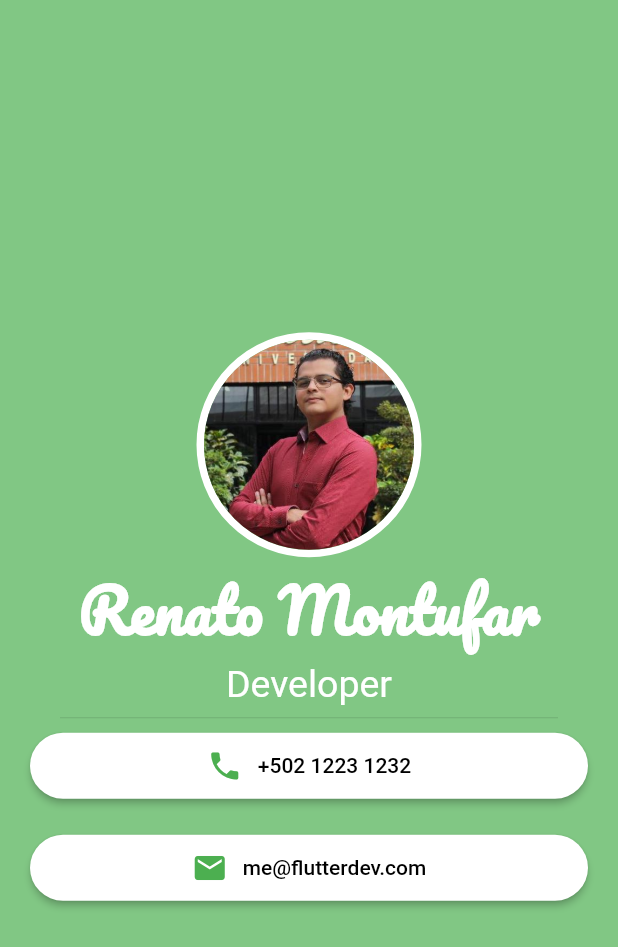
After one commit to deus-magna/componentes, a Flutter app: the ContactMeScreen screen opened by its route, on a phone screen of 412 x 824 dp. The commit adds this screen. Shown: the top 947 px of the screen. Run offline on Flutter 3.47's test engine with Material 2 defaults, Android fonts, the phone set to English and light mode, and no system bars; our stand-ins replace google_fonts.

Commit message:
Agrega la pantalla para contacto

```diff
--- a/data/menu_opts.json
+++ b/data/menu_opts.json
@@ -38,6 +38,10 @@
             "ruta": "gradient",
             "icon": "list",
             "texto": "Gradientes"
+        }, {
+            "ruta": "me",
+            "icon": "contact",
+            "texto": "Contact Me"
         }
     ]
 }
--- a/lib/main.dart
+++ b/lib/main.dart
@@ -3,6 +3,7 @@ import 'package:componentes/src/screens/alert_screen.dart';
 import 'package:flutter/material.dart';
 
 import 'package:flutter_localizations/flutter_localizations.dart';
+import 'package:google_fonts/google_fonts.dart';
 //import 'package:flutter_cupertino_localizations/flutter_cupertino_localizations.dart' as cupertino;
 
 void main() => runApp(MyApp());
@@ -13,17 +14,23 @@ class MyApp extends StatelessWidget {
     return MaterialApp(
       title: 'Componentes App',
       debugShowCheckedModeBanner: false,
+      theme: ThemeData.light().copyWith(
+          textTheme: TextTheme(
+        headline1: GoogleFonts.pacifico(
+            color: Colors.white, fontSize: 40, fontWeight: FontWeight.bold),
+      )),
       localizationsDelegates: [
-   // ... app-specific localization delegate[s] here
-      GlobalMaterialLocalizations.delegate,
-      GlobalWidgetsLocalizations.delegate,
-      GlobalCupertinoLocalizations.delegate,
+        // ... app-specific localization delegate[s] here
+        GlobalMaterialLocalizations.delegate,
+        GlobalWidgetsLocalizations.delegate,
+        GlobalCupertinoLocalizations.delegate,
       ],
       supportedLocales: [
         const Locale('en'), // English
         const Locale('es', 'ES'), // Hebrew
-        const Locale.fromSubtags(languageCode: 'zh'), // Chinese *See Advanced Locales below*
-    // ... other locales the app supports
+        const Locale.fromSubtags(
+            languageCode: 'zh'), // Chinese *See Advanced Locales below*
+        // ... other locales the app supports
       ],
       //home: HomeScreen()
       initialRoute: '/',
--- /dev/null
+++ b/lib/src/framework/styles.dart
@@ -0,0 +1,7 @@
+import 'package:flutter/material.dart';
+import 'package:google_fonts/google_fonts.dart';
+
+var headline = GoogleFonts.pacifico(
+    color: Colors.white, fontSize: 40, fontWeight: FontWeight.bold);
+
+const headline2 = TextStyle(color: Colors.white, fontSize: 25);
--- a/lib/src/routes/routes.dart
+++ b/lib/src/routes/routes.dart
@@ -2,6 +2,7 @@ import 'package:componentes/src/screens/alert_screen.dart';
 import 'package:componentes/src/screens/animated_container.dart';
 import 'package:componentes/src/screens/avatar_screen.dart';
 import 'package:componentes/src/screens/card_screen.dart';
+import 'package:componentes/src/screens/contact_me_screen.dart';
 import 'package:componentes/src/screens/gradient_screen.dart';
 import 'package:componentes/src/screens/home_screen.dart';
 import 'package:componentes/src/screens/input_screen.dart';
@@ -21,5 +22,6 @@ Map<String, WidgetBuilder> getApplicationRoutes() {
     'slider': (BuildContext context) => SlideScreen(),
     'list': (BuildContext context) => ListScreen(),
     'gradient': (BuildContext context) => GradientScreen(),
+    'me': (BuildContext context) => ContactMeScreen(),
   };
 }
--- /dev/null
+++ b/lib/src/screens/contact_me_screen.dart
@@ -0,0 +1,30 @@
+import 'package:componentes/src/framework/styles.dart';
+import 'package:componentes/src/widgets/circle_image.dart';
+import 'package:componentes/src/widgets/primary_button.dart';
+import 'package:flutter/material.dart';
+
+class ContactMeScreen extends StatelessWidget {
+  @override
+  Widget build(BuildContext context) {
+    return Scaffold(
+      backgroundColor: Colors.green[300],
+      body: Padding(
+        padding: const EdgeInsets.symmetric(horizontal: 20),
+        child: Column(
+          mainAxisAlignment: MainAxisAlignment.center,
+          crossAxisAlignment: CrossAxisAlignment.center,
+          children: [
+            CircleImage(path: 'assets/renato.jpeg'),
+            Text('Renato Montufar',
+                textAlign: TextAlign.center, style: headline),
+            Text('Developer', textAlign: TextAlign.center, style: headline2),
+            Divider(indent: 20, endIndent: 20),
+            PrimaryButton(icon: Icons.phone, text: '+502 1223 1232'),
+            SizedBox(height: 20),
+            PrimaryButton(icon: Icons.email, text: 'me@flutterdev.com'),
+          ],
+        ),
+      ),
+    );
+  }
+}
--- a/lib/src/screens/gradient_screen.dart
+++ b/lib/src/screens/gradient_screen.dart
@@ -25,6 +25,19 @@ class _GradientScreenState extends State<GradientScreen> {
 
   @override
   Widget build(BuildContext context) {
+    List<int> _numeros = List(6);
+    _numeros[0] = 1;
+    _numeros[1] = 2;
+    _numeros[2] = 3;
+    _numeros[3] = 4;
+    _numeros[4] = 5;
+
+    // int _valor = 1;
+    // if (_numeros.contains(_valor)) {
+    //   _numeros.remove(_valor);
+
+    // }
+
     final size = MediaQuery.of(context).size;
     final stops = colors.map((gradientColor) => gradientColor.stop).toList();
     final colorsList =
--- a/lib/src/utils/icono_string_util.dart
+++ b/lib/src/utils/icono_string_util.dart
@@ -1,22 +1,19 @@
 import 'package:flutter/material.dart';
 
 final _icons = <String, IconData>{
-
-  'add_alert'     : Icons.add_alert,
-  'accessibility' : Icons.accessibility,
-  'folder_open'   : Icons.folder_open,
-  'donut_large'   : Icons.donut_large,
-  'input'         : Icons.input,
-  'tune'          : Icons.tune,
-  'list'          : Icons.list,
-
+  'add_alert': Icons.add_alert,
+  'accessibility': Icons.accessibility,
+  'folder_open': Icons.folder_open,
+  'donut_large': Icons.donut_large,
+  'input': Icons.input,
+  'tune': Icons.tune,
+  'list': Icons.list,
+  'contact': Icons.contact_page,
 };
 
-
-
-
-Icon getIcon( String nombreIcon ) {
-
-  return Icon( _icons[nombreIcon], color: Colors.blue, );
-
+Icon getIcon(String nombreIcon) {
+  return Icon(
+    _icons[nombreIcon],
+    color: Colors.blue,
+  );
 }
--- /dev/null
+++ b/lib/src/widgets/circle_image.dart
@@ -0,0 +1,37 @@
+import 'package:flutter/material.dart';
+
+class CircleImage extends StatelessWidget {
+  final String path;
+  final double strokeWidth;
+  final Color strokeColor;
+
+  const CircleImage({
+    Key key,
+    this.path,
+    this.strokeWidth = 5.0,
+    this.strokeColor = Colors.white,
+  }) : super(key: key);
+
+  @override
+  Widget build(BuildContext context) {
+    return Container(
+      decoration: BoxDecoration(
+        borderRadius: BorderRadius.circular(100),
+        border: Border.all(
+          color: strokeColor,
+          width: strokeWidth,
+        ),
+      ),
+      width: 150,
+      child: ClipRRect(
+        borderRadius: BorderRadius.circular(100.0),
+        child: Container(
+          child: Image(
+            fit: BoxFit.cover,
+            image: AssetImage(path),
+          ),
+        ),
+      ),
+    );
+  }
+}
--- /dev/null
+++ b/lib/src/widgets/primary_button.dart
@@ -0,0 +1,31 @@
+import 'package:flutter/material.dart';
+
+class PrimaryButton extends StatelessWidget {
+  final IconData icon;
+  final String text;
+
+  const PrimaryButton({Key key, this.icon, this.text}) : super(key: key);
+  @override
+  Widget build(BuildContext context) {
+    return _buildButton(icon, text);
+  }
+
+  ElevatedButton _buildButton(IconData icon, String text) {
+    return ElevatedButton(
+      style: ElevatedButton.styleFrom(
+          shape: StadiumBorder(), primary: Colors.white),
+      onPressed: () => print('me'),
+      child: Padding(
+        padding: const EdgeInsets.symmetric(vertical: 10),
+        child: Row(
+          mainAxisAlignment: MainAxisAlignment.center,
+          children: [
+            Icon(icon, color: Colors.green),
+            SizedBox(width: 10),
+            Text(text, style: TextStyle(color: Colors.black))
+          ],
+        ),
+      ),
+    );
+  }
+}
--- a/pubspec.yaml
+++ b/pubspec.yaml
@@ -26,6 +26,8 @@ dependencies:
   # The following adds the Cupertino Icons font to your application.
   # Use with the CupertinoIcons class for iOS style icons.
   cupertino_icons: ^0.1.2
+  # Para acceder a la fuenta Poppins que es la que usa el app
+  google_fonts: ^1.1.1
 
 dev_dependencies:
   flutter_test:
```
Also changed, not shown: assets/renato.jpeg (added), 21 other files.
